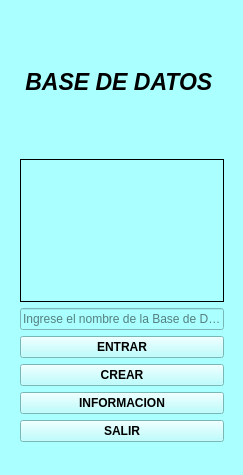
DanielRojas2002/PyQt5, file CRUD/interfaz/VentanaP1.ui: the form before one commit.
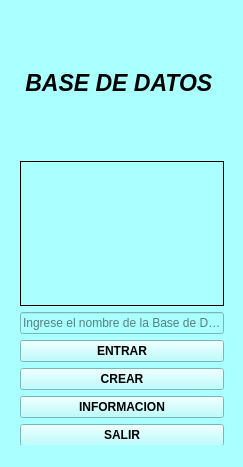
The form after the commit. Icons and pictures are not drawn.

The edit to the form file:
```diff
--- a/CRUD/interfaz/VentanaP1.ui
+++ b/CRUD/interfaz/VentanaP1.ui
@@ -7,7 +7,7 @@
     <x>0</x>
     <y>0</y>
     <width>243</width>
-    <height>475</height>
+    <height>467</height>
    </rect>
   </property>
   <property name="windowTitle">
@@ -23,7 +23,7 @@
       <x>20</x>
       <y>10</y>
       <width>204</width>
-      <height>432</height>
+      <height>436</height>
      </rect>
     </property>
     <layout class="QVBoxLayout" name="verticalLayout">
```
Left out of the diff: 16 changed lines with no effect on the pictures.
